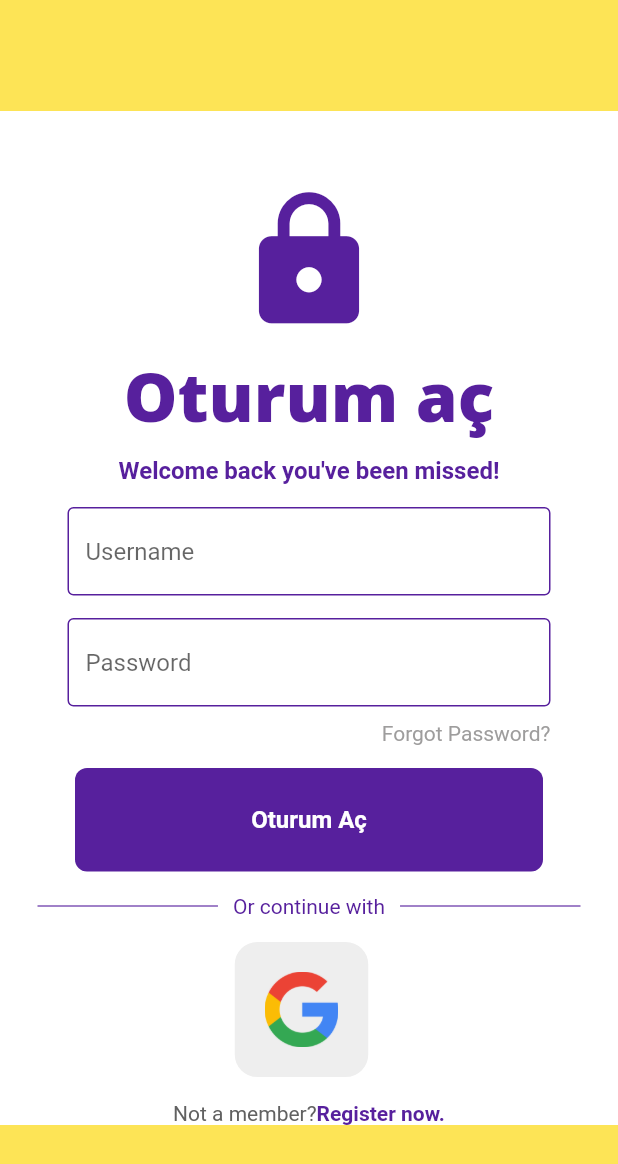
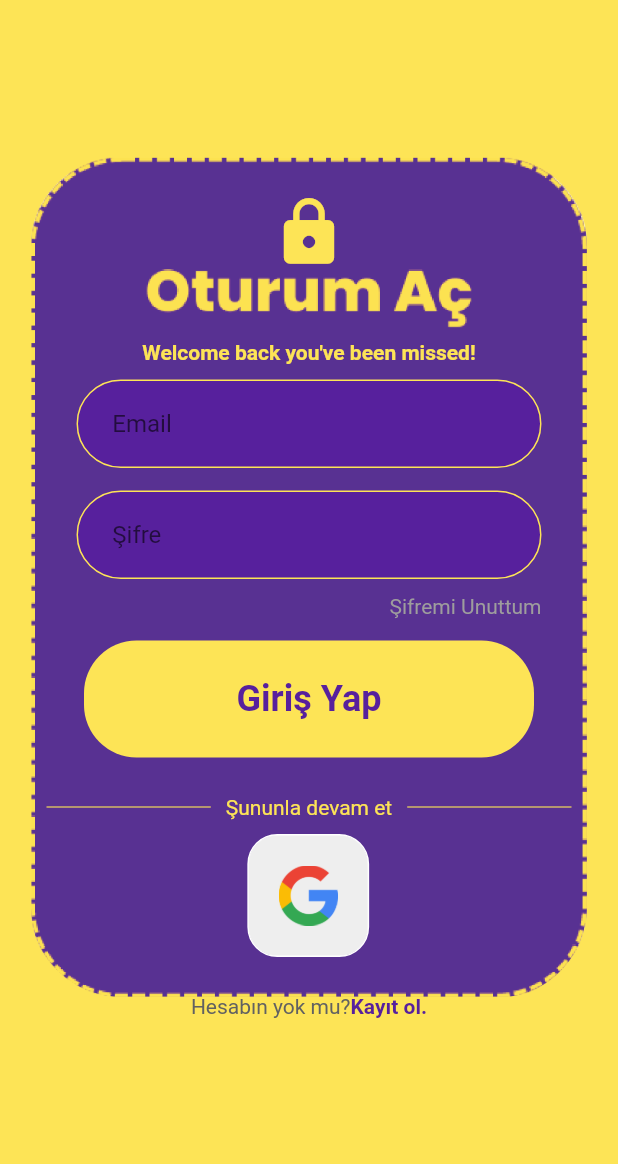
Before and after one commit to ilayda-oss/developapp, a Flutter app: the screen it shows after launch, on a phone screen of 412 x 824 dp. Shown: the top 1164 px of the screen. Run offline on Flutter 3.47's test engine with Material 2 defaults, Android fonts, the light colour scheme and no system bars; our stand-ins replace firebase_auth, firebase_core, google_sign_in; accounts and stored records are empty; Roboto replaces fonts that are missing (Open Sans).

Commit message:
login ui oluşturuldu

```diff
--- /dev/null
+++ b/developapp/lib/components/myButton1.dart
@@ -0,0 +1,32 @@
+import 'package:flutter/material.dart';
+
+class MyButton1 extends StatelessWidget {
+  final Function()? onTap;
+  final String text;
+
+  const MyButton1({super.key, required this.onTap, required this.text});
+
+  @override
+  Widget build(BuildContext context) {
+    return GestureDetector(
+      onTap: onTap,
+      child: Container(
+        padding: const EdgeInsets.all(25),
+        margin: const EdgeInsets.symmetric(horizontal: 50),
+        decoration: BoxDecoration(
+          color: Color(0xFFFDE456),
+          borderRadius: BorderRadius.circular(35), // sharpe corners gone
+        ),
+        child: Center(
+          child: Text(
+            text,
+            style: const TextStyle(
+                color: Color(0xFF57209D),
+                fontWeight: FontWeight.bold,
+                fontSize: 24),
+          ),
+        ),
+      ),
+    );
+  }
+}
--- a/developapp/lib/components/myButton.dart
+++ b/developapp/lib/components/myButton2.dart
@@ -1,27 +1,29 @@
 import 'package:flutter/material.dart';
 
-class MyButton extends StatelessWidget {
+class MyButton2 extends StatelessWidget {
   final Function()? onTap;
   final String text;
 
-  const MyButton({super.key, required this.onTap, required this.text});
+  const MyButton2({super.key, required this.onTap, required this.text});
 
   @override
   Widget build(BuildContext context) {
     return GestureDetector(
       onTap: onTap,
       child: Container(
-        padding: EdgeInsets.all(25),
-        margin: EdgeInsets.symmetric(horizontal: 50),
+        padding: const EdgeInsets.all(25),
+        margin: const EdgeInsets.symmetric(horizontal: 50),
         decoration: BoxDecoration(
           color: Color(0xFF57209D),
-          borderRadius: BorderRadius.circular(8), // sharpe corners gone
+          borderRadius: BorderRadius.circular(35), // sharpe corners gone
         ),
         child: Center(
           child: Text(
             text,
             style: const TextStyle(
-                color: Colors.white, fontWeight: FontWeight.bold, fontSize: 16),
+                color: Color(0xFFFDE456),
+                fontWeight: FontWeight.bold,
+                fontSize: 24),
           ),
         ),
       ),
--- a/developapp/lib/components/myTextfield.dart
+++ b/developapp/lib/components/myTextfield.dart
@@ -15,18 +15,20 @@ class MyTextField extends StatelessWidget {
   @override
   Widget build(BuildContext context) {
     return Padding(
-      padding: EdgeInsets.symmetric(horizontal: 45.0),
+      padding: const EdgeInsets.symmetric(horizontal: 45.0),
       child: TextField(
         controller: controller,
         obscureText: obscureText,
         decoration: InputDecoration(
-          enabledBorder: const OutlineInputBorder(
-            borderSide: BorderSide(color: Color(0xFF57209D), width: 1),
+          enabledBorder: OutlineInputBorder(
+            borderSide: BorderSide(color: Color(0xFFFDE456), width: 1),
+            borderRadius: BorderRadius.circular(30),
           ),
           focusedBorder: OutlineInputBorder(
-            borderSide: BorderSide(color: Color(0xFF57209D), width: 2),
+            borderSide: BorderSide(color: Color(0xFFFDE456), width: 2),
+            borderRadius: BorderRadius.circular(30),
           ),
-          fillColor: Colors.white,
+          fillColor: Color(0xFF57209D),
           filled: true,
           hintText: hintText,
         ),
--- a/developapp/lib/components/squareTile.dart
+++ b/developapp/lib/components/squareTile.dart
@@ -14,11 +14,11 @@ class SquareTile extends StatelessWidget {
         padding: EdgeInsets.all(20),
         decoration: BoxDecoration(
             border: Border.all(color: Colors.white),
-            borderRadius: BorderRadius.circular(16),
+            borderRadius: BorderRadius.circular(20),
             color: Colors.grey.shade200),
         child: Image.asset(
           imagePath,
-          height: 50,
+          height: 40,
         ),
       ),
     );
--- a/developapp/lib/pages/login.dart
+++ b/developapp/lib/pages/login.dart
@@ -1,6 +1,6 @@
 import 'package:firebase_auth/firebase_auth.dart';
 import 'package:flutter/material.dart';
-import '../components/myButton.dart';
+import '../components/myButton1.dart';
 import '../components/myTextfield.dart';
 import '../components/squareTile.dart';
 import '../services/auth_services.dart';
@@ -68,53 +68,67 @@ class _LoginPageState extends State<LoginPage> {
         child: Center(
           child: SingleChildScrollView(
             child: SingleChildScrollView(
-              child: DecoratedBox(
+              child: Padding(
+                padding: const EdgeInsets.only(bottom: 40),
+                child: Container(
+                  // Sayfanın tamamını kaplayacak şekilde genişliği ve yüksekliği ayarlayın
+                  width: 400.0, // Kutunun genişliği
+                  height: 700.0, // Kutunun yüksekliği
                   decoration: BoxDecoration(
-                  color: Colors.white,
+                    border: Border.symmetric(),
+                    // Kenarlık kalınlığı
+
+                    borderRadius: BorderRadius.circular(
+                        20.0), // Kutunun köşelerinin yuvarlaklığı
+                    image: DecorationImage(
+                      image:
+                          AssetImage('lib/images/Atam.png'), // Arka plan resmi
+                      fit: BoxFit.cover, // Resmi kutunun içine sığdır
                     ),
-                position: DecorationPosition.background,
+                  ),
                   child: Column(
                       mainAxisAlignment: MainAxisAlignment.center,
                       children: [
-                      SizedBox(height: 50), // empthy space
+                        SizedBox(height: 25), // empthy space
                         //logo
                         Icon(
                           Icons.lock,
-                        color: Color(0xFF57209D),
-                        size: 100,
+                          color: Color(0xFFFDE456),
+                          size: 50,
                         ),
 
-                      SizedBox(height: 9),
-                      const Text(
-                        'Oturum aç',
-                        style: TextStyle(
-                            color: Color(0xFF57209D),
-                            fontWeight: FontWeight.w900,
-                            fontSize: 45,
-                            fontFamily: 'Open Sans'),
-                      ),
-                      SizedBox(height: 10),
+                        SizedBox(height: 45),
+                        // const Text(
+                        //   'Oturum aç',
+                        //   style: TextStyle(
+                        //       color: Color(0xFFFDE456),
+                        //       fontWeight: FontWeight.w900,
+                        //       fontSize: 45,
+                        //       fontFamily: 'Open Sans'),
+                        // ),
+                        SizedBox(height: 2),
                         // welcome back, you've been
                         const Text(
                           'Welcome back you\'ve been missed!',
                           style: TextStyle(
-                            color: Color(0xFF57209D),
-                            fontSize: 16,
+                              color: Color(0xFFFDE456),
+                              fontSize: 14,
                               fontWeight: FontWeight.bold),
                         ),
-                      const SizedBox(height: 15),
+                        const SizedBox(height: 10),
                         // username textfield
                         MyTextField(
                           controller: useremailController,
-                        hintText: 'Username',
+                          hintText: '   Email',
                           obscureText: false,
                         ),
+
                         const SizedBox(height: 15),
 
                         // password textfield
                         MyTextField(
                           controller: passwordController,
-                        hintText: 'Password',
+                          hintText: '   Şifre',
                           obscureText: true,
                         ),
                         const SizedBox(height: 10),
@@ -126,7 +140,7 @@ class _LoginPageState extends State<LoginPage> {
                             mainAxisAlignment: MainAxisAlignment.end,
                             children: [
                               Text(
-                              'Forgot Password?',
+                                'Şifremi Unuttum',
                                 style: TextStyle(
                                     color: Color.fromARGB(255, 158, 157, 157)),
                               ),
@@ -136,11 +150,11 @@ class _LoginPageState extends State<LoginPage> {
                         const SizedBox(height: 15),
 
                         //sign in button
-                      MyButton(
-                        text: 'Oturum Aç',
+                        MyButton1(
+                          text: 'Giriş Yap',
                           onTap: signUserIn,
                         ),
-                      const SizedBox(height: 15),
+                        const SizedBox(height: 25),
                         // or continue with
                         Padding(
                           padding: const EdgeInsets.symmetric(horizontal: 25.0),
@@ -149,27 +163,27 @@ class _LoginPageState extends State<LoginPage> {
                               Expanded(
                                 child: Divider(
                                   thickness: .75,
-                                color: Color(0xFF57209D),
+                                  color: Color(0xFFFDE456),
                                 ),
                               ),
                               Padding(
-                              padding:
-                                  const EdgeInsets.symmetric(horizontal: 10.0),
+                                padding: const EdgeInsets.symmetric(
+                                    horizontal: 10.0),
                                 child: Text(
-                                'Or continue with',
-                                style: TextStyle(color: Color(0xFF57209D)),
+                                  'Şununla devam et',
+                                  style: TextStyle(color: Color(0xFFFDE456)),
                                 ),
                               ),
                               Expanded(
                                 child: Divider(
                                   thickness: .75,
-                                color: Color(0xFF57209D),
+                                  color: Color(0xFFFDE456),
                                 ),
                               ),
                             ],
                           ),
                         ),
-                      const SizedBox(height: 15),
+                        const SizedBox(height: 10),
 
                         // google + apple sign in button
                         Row(
@@ -180,7 +194,7 @@ class _LoginPageState extends State<LoginPage> {
                               onTap: () => AuthServise().signInWithGoogle(),
                               imagePath: 'lib/images/Google-Logo.png',
                             ),
-                          SizedBox(width: 10),
+                            SizedBox(width: 1),
 
                             // SquareTile(
                             //   onTap: () => AuthServise().signInWithApple(),
@@ -190,21 +204,21 @@ class _LoginPageState extends State<LoginPage> {
                             // apple button
                           ],
                         ),
-                      SizedBox(height: 15),
+                        SizedBox(height: 25),
 
                         // not a member? register now
                         Row(
                           mainAxisAlignment: MainAxisAlignment.center,
                           children: [
                             Text(
-                            'Not a member?',
+                              'Hesabın yok mu?',
                               style: TextStyle(color: Colors.grey.shade700),
                             ),
                             const SizedBox(height: 4),
                             GestureDetector(
                               onTap: widget.onTap,
                               child: const Text(
-                              'Register now.',
+                                'Kayıt ol.',
                                 style: TextStyle(
                                     color: Color(0xFF57209D),
                                     fontWeight: FontWeight.bold),
@@ -218,6 +232,7 @@ class _LoginPageState extends State<LoginPage> {
             ),
           ),
         ),
+      ),
     );
   }
 }
```
Also changed, not shown: developapp/lib/pages/registerPage.dart (+48 -22 lines), developapp/lib/images/Atam.png (added), developapp/lib/images/ata1.png (added). Lines whose indentation alone changed are shown as unchanged.
